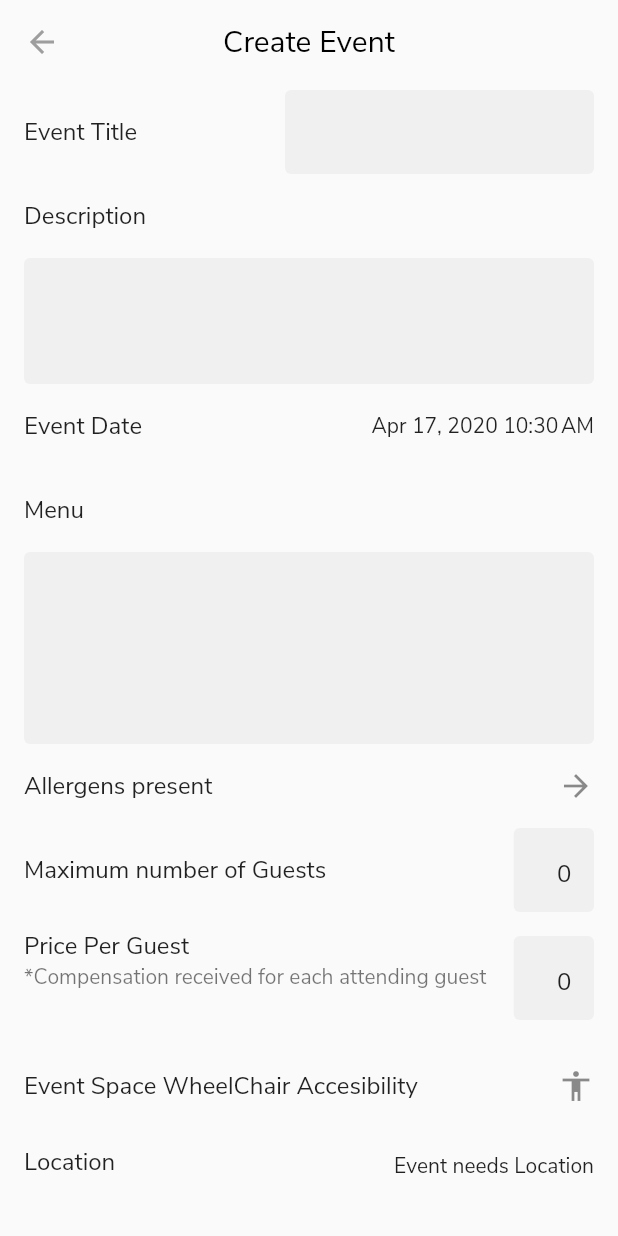
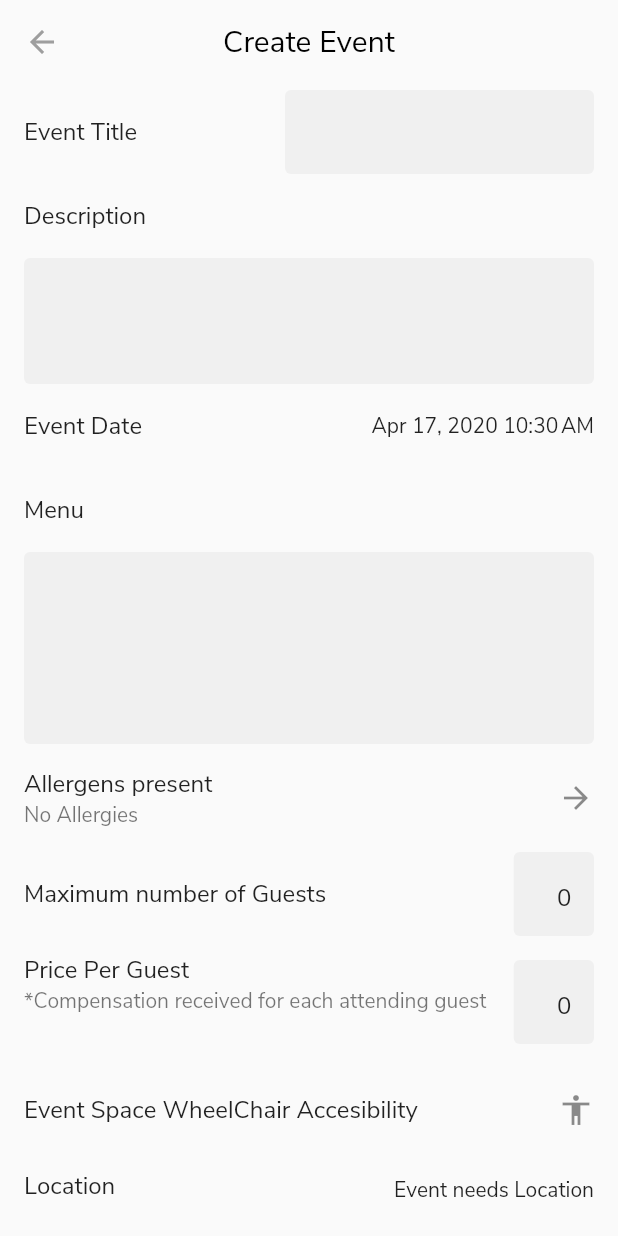
Before and after one commit to baileysp/humanaty, a Flutter app: the CreateEvent screen opened directly with empty values, after a tap on "Allergens present", on a phone screen of 412 x 824 dp. Run offline on Flutter 3.47's test engine with Material 2 defaults, Android fonts, the phone set to English and light mode, and no system bars; our stand-ins replace cloud_firestore, firebase_auth, firebase_storage, flutter_calendar_carousel, flutter_datetime_picker, flutter_spinkit and 6 more; missing offline and left inert: flutter_google_places, google_maps_webservice, simple_image_crop; accounts and stored records are empty.

Commit message:
small tweaks

```diff
--- a/lib/routes/event/create_event.dart
+++ b/lib/routes/event/create_event.dart
@@ -166,13 +166,15 @@ class _CreateEventState extends State<CreateEvent> {
     return ListTile(
       title: Text('Allergens present'),
       trailing: Icon(Icons.arrow_forward),
+      isThreeLine: _allergies.isNotEmpty,
+      subtitle: Text(Allergy().formattedStringFromList(_allergies)),
       onTap: () async {
-        List<String> selectedAllergies = await Navigator.of(context).pushNamed('/allergy_edit',
+        var selectedAllergies = await Navigator.of(context).pushNamed('/allergy_edit',
         arguments: {'allergyMap': Allergy().allergyMapFromList(_allergies),
                     'updateUserProfile': false});
         if (selectedAllergies != null) {
           setState(() {
-            _allergies = selectedAllergies;
+            _allergies = selectedAllergies as List<String>;
           });
         }
       },
--- a/lib/routes/profile/allergy_edit.dart
+++ b/lib/routes/profile/allergy_edit.dart
@@ -26,7 +26,7 @@ class _AllergyEditState extends State<AllergyEdit> {
   Widget build(BuildContext context) {
     auth = Provider.of<AuthService>(context);
     database = DatabaseService(uid: auth.user.uid);
-     assert(widget.updateEvent && widget.eventID.isNotEmpty);
+    if(widget.updateEvent) assert(widget.eventID.isNotEmpty);
 
     return Scaffold(
         appBar: HumanatyAppBar(
--- a/lib/services/database.dart
+++ b/lib/services/database.dart
@@ -136,7 +136,7 @@ class DatabaseService {
       'accessibilityAccommodations': false,
       'additionalInfo': '',
       'allergies': eventAllergies,
-      'attendees': [],
+      'attendees': Map<dynamic, dynamic>(),
       'costPerSeat': costPerSeat,
       'date': _eventDate.substring(0, _eventDate.lastIndexOf(':')),
       'description': description,
```
